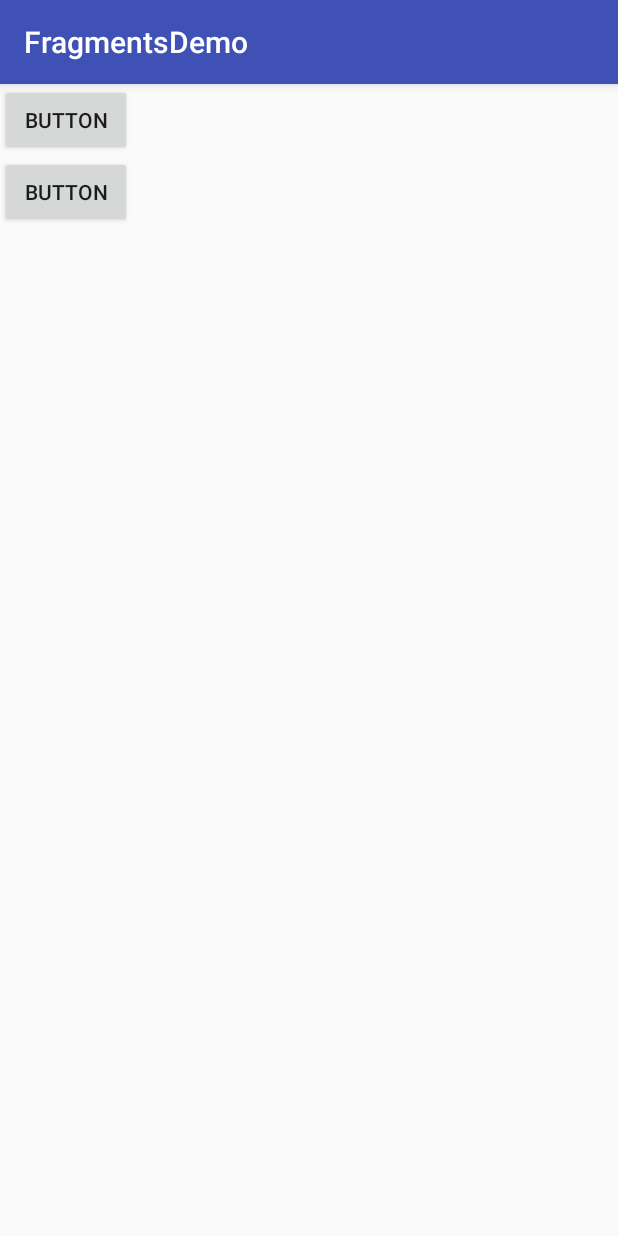
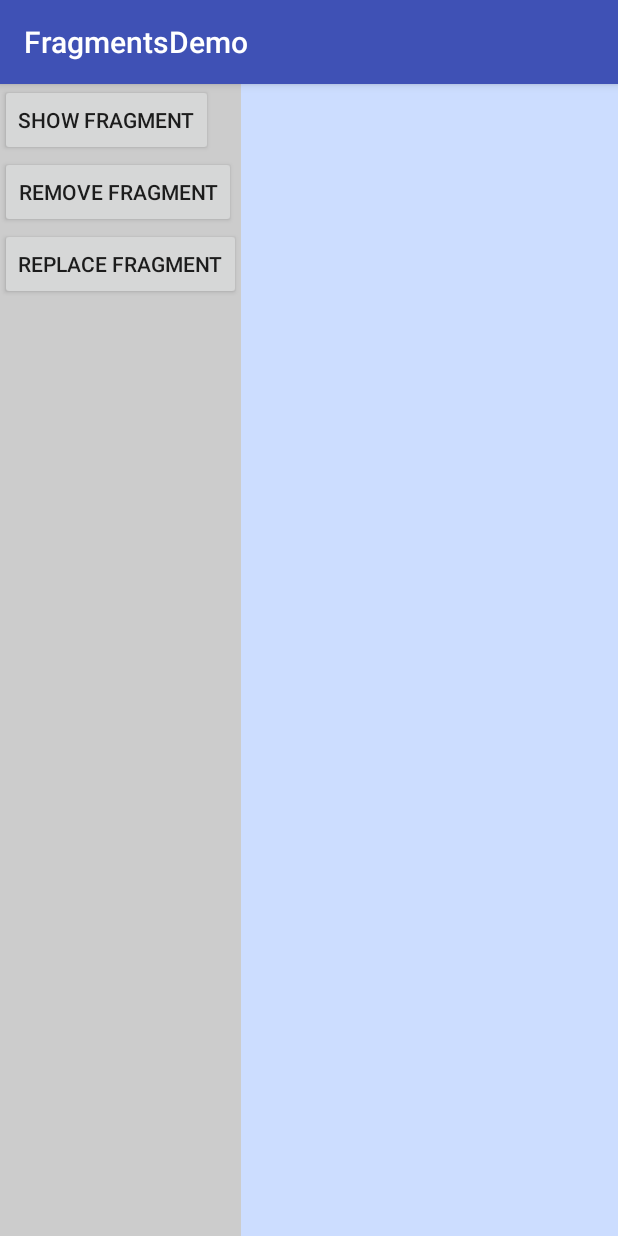
Before and after one commit to Huigesi/FragmentsDemo, an Android app: the screen it shows after launch (MainActivity), on a phone screen of 412 x 824 dp. Run offline under Robolectric (Android 15) with nearby library versions, the phone set to English and light mode, and no system bars.

Commit message:
fragment add

```diff
--- a/app/src/main/java/com/example/administrator/fragmentsdemo/MainActivity.java
+++ b/app/src/main/java/com/example/administrator/fragmentsdemo/MainActivity.java
@@ -1,13 +1,39 @@
 package com.example.administrator.fragmentsdemo;
-
+import android.app.Fragment;
+import android.app.FragmentManager;
+import android.app.FragmentTransaction;
 import android.support.v7.app.AppCompatActivity;
 import android.os.Bundle;
+import android.view.View;
+import android.widget.Button;
+
+import com.example.administrator.fragmentsdemo.fragment.Fragment_1;
 
 public class MainActivity extends AppCompatActivity {
+    private Button button_add,button_remove;
+    private FragmentManager fragmentManager;
+    private FragmentTransaction fragmentTransaction;
 
     @Override
     protected void onCreate(Bundle savedInstanceState) {
         super.onCreate(savedInstanceState);
         setContentView(R.layout.activity_main);
+        //_____-----fragment_add
+        button_add=(Button)findViewById(R.id.btn_show);
+        button_add.setOnClickListener(new View.OnClickListener() {
+            @Override
+            public void onClick(View v) {
+                fragmentManager=getFragmentManager();
+                fragmentTransaction=fragmentManager.beginTransaction();
+                Fragment_1 fragment_1=new Fragment_1();
+                fragmentTransaction.add(R.id.right,fragment_1);
+                fragmentTransaction.commit();
+            }
+        });
+        //_____-----fragment_remove
+
+
+
+
     }
 }
--- a/app/src/main/res/layout/activity_main.xml
+++ b/app/src/main/res/layout/activity_main.xml
@@ -6,16 +6,41 @@
     android:layout_height="match_parent"
     tools:context="com.example.administrator.fragmentsdemo.MainActivity">
 <LinearLayout
+    android:orientation="vertical"
+    android:id="@+id/left"
     android:layout_width="wrap_content"
-    android:layout_height="match_parent">
-<fragment
+    android:layout_height="match_parent"
+    android:background="#CCCCCC">
+<!--<fragment
     android:id="@+id/fragment_1"
-    android:layout_width="match_parent"
+    android:layout_width="wrap_content"
     android:layout_height="wrap_content"
+
     android:name="com.example.administrator.fragmentsdemo.fragment.Fragment_1">
 
-</fragment>
+</fragment>-->
+    <Button
+        android:id="@+id/btn_show"
+        android:layout_width="wrap_content"
+        android:layout_height="wrap_content"
+        android:text="show fragment"/>
+    <Button
+        android:id="@+id/btn_remove"
+        android:layout_width="wrap_content"
+        android:layout_height="wrap_content"
+        android:text="remove fragment"/>
+    <Button
+        android:id="@+id/btn_replace"
+        android:layout_width="wrap_content"
+        android:layout_height="wrap_content"
+        android:text="replace fragment"/>
 </LinearLayout>
-
+<LinearLayout
+    android:orientation="vertical"
+    android:id="@+id/right"
+    android:layout_width="match_parent"
+    android:layout_height="match_parent"
+    android:layout_toRightOf="@+id/left"
+    android:background="#CCDDFF"></LinearLayout>
 
 </RelativeLayout>
--- a/app/src/main/res/layout/fragment_1.xml
+++ b/app/src/main/res/layout/fragment_1.xml
@@ -1,7 +1,7 @@
 <?xml version="1.0" encoding="utf-8"?>
 <LinearLayout xmlns:android="http://schemas.android.com/apk/res/android"
-    android:orientation="vertical" android:layout_width="match_parent"
-    android:layout_height="match_parent">
+    android:orientation="vertical" android:layout_width="wrap_content"
+    android:layout_height="wrap_content">
 
     <Button
         android:id="@+id/button3"
@@ -9,9 +9,9 @@
         android:layout_height="wrap_content"
         android:text="Button" />
 
-    <Button
-        android:id="@+id/button4"
-        android:layout_width="match_parent"
-        android:layout_height="wrap_content"
-        android:text="Button" />
+   <TextView
+       android:layout_width="wrap_content"
+       android:layout_height="wrap_content"
+       android:text="fragment_1"
+       android:textSize="50sp"/>
 </LinearLayout>
```
Also changed, not shown: app/src/main/java/com/example/administrator/fragmentsdemo/fragment/Fragment_1.java (+12 -2 lines).
